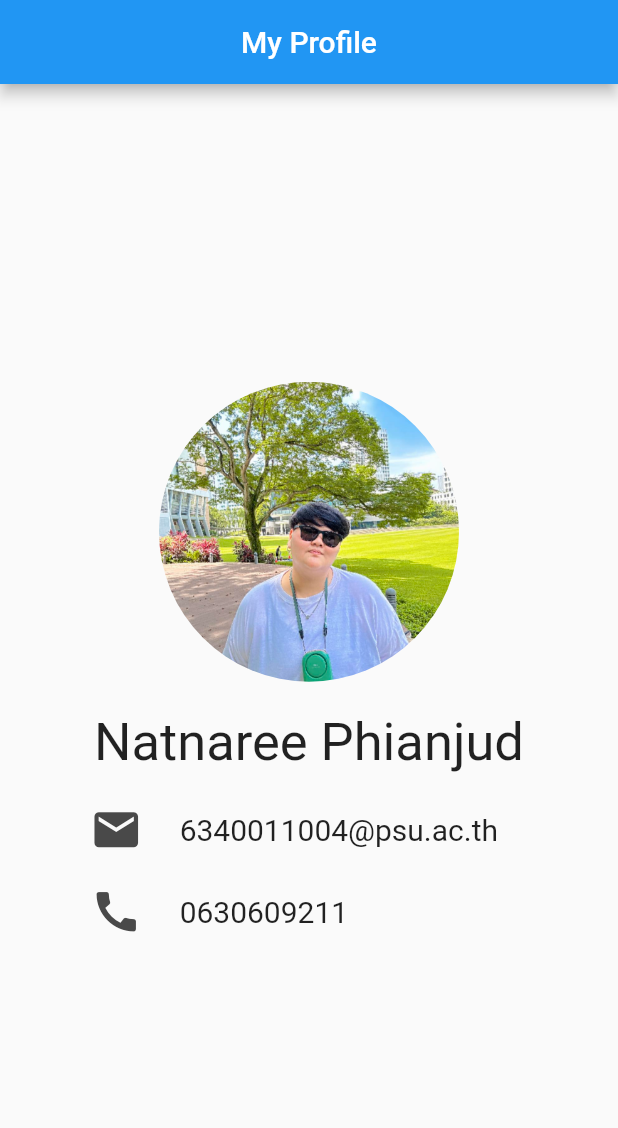
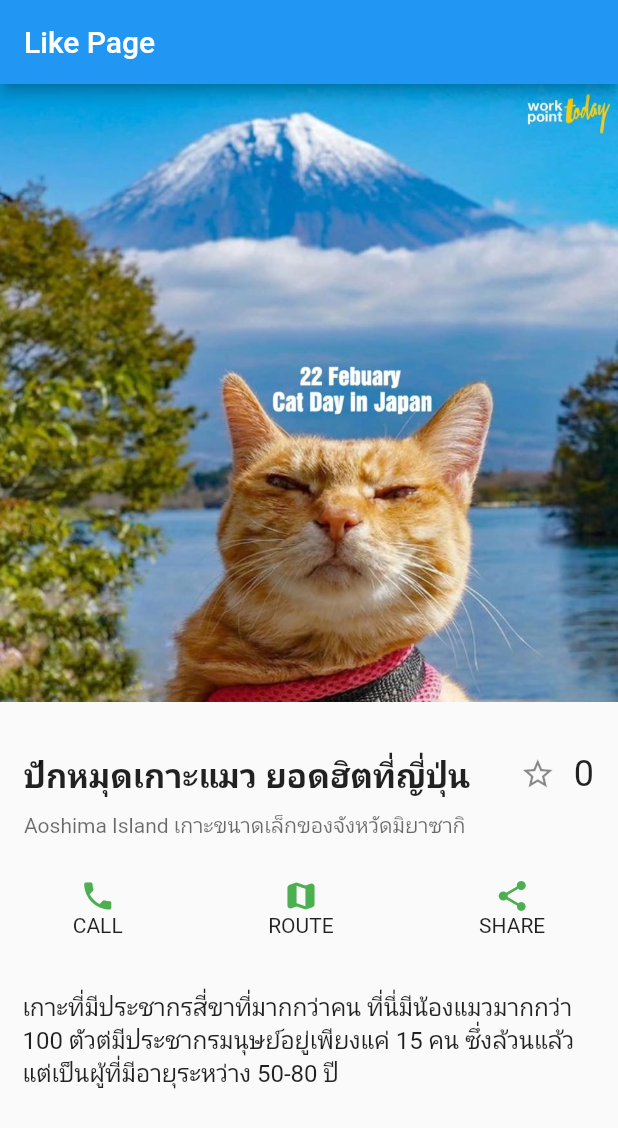
Before and after one commit to NatnareePrang/Ex1.Profile, a Flutter app: the screen it shows after launch, on a phone screen of 412 x 824 dp. Shown: the top 1128 px of the screen. Run offline on Flutter 3.47's test engine with Material 2 defaults, Android fonts, the phone set to English and light mode, and no system bars.

Commit message:
first commit

```diff
--- /dev/null
+++ b/lib/like.dart
@@ -0,0 +1,120 @@
+
+import 'package:flutter/material.dart';
+
+void main() {
+  runApp(MaterialApp(
+    home: Like(),
+  ));
+}
+
+class Like extends StatefulWidget {
+  @override
+  _LikeState createState() => _LikeState();
+}
+
+class _LikeState extends State<Like> {
+  int likeCount = 0;
+  bool isLiked = false;
+
+  void toggleLike() {
+    setState(() {
+      if (isLiked) {
+        likeCount--;
+        isLiked = false;
+      } else {
+        likeCount++;
+        isLiked = true;
+      }
+    });
+  }
+
+  @override
+  Widget build(BuildContext context) {
+    return Scaffold(
+      appBar: AppBar(
+        title: Text('Like Page'),
+      ),
+      body: Column(
+        mainAxisAlignment: MainAxisAlignment.start,
+        crossAxisAlignment: CrossAxisAlignment.start,
+        children: <Widget>[
+          Image.asset(
+            'assets/images/cat.jpg',
+            width: double.infinity,
+            fit: BoxFit.cover,
+          ),
+          SizedBox(height: 20),
+          ListTile(
+            title: Row(
+              mainAxisAlignment: MainAxisAlignment.spaceBetween,
+              children: <Widget>[
+                Text(
+                  "ปักหมุดเกาะแมว ยอดฮิตที่ญี่ปุ่น ",
+                  style: TextStyle(fontSize: 22, fontWeight: FontWeight.bold),
+                ),
+                Row(
+                  children: <Widget>[
+                    IconButton(
+                      icon: Icon(
+                        isLiked ? Icons.star : Icons.star_border,
+                        color: isLiked ? Color.fromARGB(255, 15, 233, 48) : null,
+                      ),
+                      onPressed: toggleLike,
+                    ),
+                    Text(
+                      '$likeCount',
+                      style: TextStyle(fontSize: 24),
+                    ),
+                  ],
+                ),
+              ],
+            ),
+            subtitle: Text(
+              "Aoshima Island เกาะขนาดเล็กของจังหวัดมิยาซากิ",
+              style: TextStyle(
+                color: Color.fromARGB(148, 0, 0, 0),
+              ),
+            ),
+          ),
+          SizedBox(height: 22),
+
+          Row(
+            mainAxisAlignment: MainAxisAlignment.spaceAround,
+            children: <Widget>[
+              Column(
+                children: <Widget>[
+                  Icon(Icons.phone, color: Colors.green),
+                  Text('CALL')
+                ],
+              ),
+              Column(
+                children: <Widget>[
+                  Icon(Icons.map_rounded, color: Colors.green),
+                  Text('ROUTE')
+                ],
+              ),
+              Column(
+                children: <Widget>[
+                  Icon(Icons.share_rounded, color: Colors.green),
+                  Text('SHARE')
+                ],
+              ),
+            ],
+          ),
+
+          SizedBox(height: 20),
+          Padding(
+            padding: const EdgeInsets.all(15.0),
+            child: Container(
+              child: Text(
+                'เกาะที่มีประชากรสี่ขาที่มากกว่าคน ที่นี่มีน้องแมวมากกว่า 100 ตัว'
+                'ต่มีประชากรมนุษย์อยู่เพียงแค่ 15 คน ซึ่งล้วนแล้วแต่เป็นผู้ที่มีอายุระหว่าง 50-80 ปี \n',
+                style: TextStyle(fontSize: 16),
+              ),
+            ),
+          ),
+        ],
+      ),
+    );
+  }
+}
--- a/lib/main.dart
+++ b/lib/main.dart
@@ -1,5 +1,9 @@
 import 'package:flutter/material.dart';
-import 'package:flutter_profile/profile.dart';
+
+// import 'likemain.dart';
+import 'like.dart';
+
+
 void main() {
   runApp(const MyApp());
 }
@@ -7,10 +11,13 @@ void main() {
 class MyApp extends StatelessWidget {
   const MyApp({super.key});
 
+  // This widget is the root of your application.
   @override
   Widget build(BuildContext context) {
-    return const MaterialApp(
-      home:Profile(),
+    return MaterialApp(
+      title: 'Flutter Demo',
+
+      home: Like(),
     );
   }
 }
--- a/lib/profile.dart
+++ /dev/null
@@ -1,75 +0,0 @@
-import 'package:flutter/material.dart';
-
-class Profile extends StatelessWidget {
-  const Profile({super.key});
-
-  @override
-  Widget build(BuildContext context) {
-    return Scaffold(
-      appBar: AppBar(
-        title: const Text('My Profile'),
-        centerTitle: true,
-      ),
-      body: Center(
-        child: Column(
-          mainAxisAlignment: MainAxisAlignment.center,
-          children: <Widget>[
-            ClipOval(
-              child: Image.asset(
-                'assets/images/profile.jpg', // แทนที่ด้วย path ของรูปของคุณ
-                width: 200.0,
-                height: 200.0,
-                fit: BoxFit.cover,
-              ),
-            ),
-            const Padding(
-                padding: EdgeInsets.fromLTRB(0,20,0,0),
-                child: Text('Natnaree Phianjud',
-                style: TextStyle(
-                  fontSize: 35
-                ),),
-              ),
-
-              const Padding(
-                padding: EdgeInsets.fromLTRB(0,20,0,0),
-                child: Row(
-                    children: [
-                      Padding(
-                        padding: EdgeInsets.only(left:60),
-                        child: Icon(
-                              Icons.mail,
-                              color: Color.fromARGB(255, 73, 73, 73),
-                              size: 35.0,
-                                ),
-                      ),
-                      Text('     6340011004@psu.ac.th',
-                      style: TextStyle(
-                        fontSize: 20
-                      ),),
-                  ],),
-              ),
-              const Padding(
-                padding: EdgeInsets.fromLTRB(0,20,0,0),
-                child: Row(
-                    children: [
-                      Padding(
-                        padding: EdgeInsets.only(left: 60),
-                        child: Icon(
-                              Icons.call,
-                              color: Color.fromARGB(255, 73, 73, 73),
-                              size: 35.0,
-                                ),
-                      ),
-                      Text('     0630609211',
-                      style: TextStyle(
-                        fontSize: 20
-                      ),),
-                  ],),
-              ),
-
-          ],
-        ),
-      ),
-    );
-  }
-}
```
Also changed, not shown: assets/images/cat.jpg (added), assets/images/ex1_profile.png (deleted), assets/images/ex5.png (added), assets/images/ex5_1.png (added), assets/images/profile.jpg (deleted), 1 other file.
